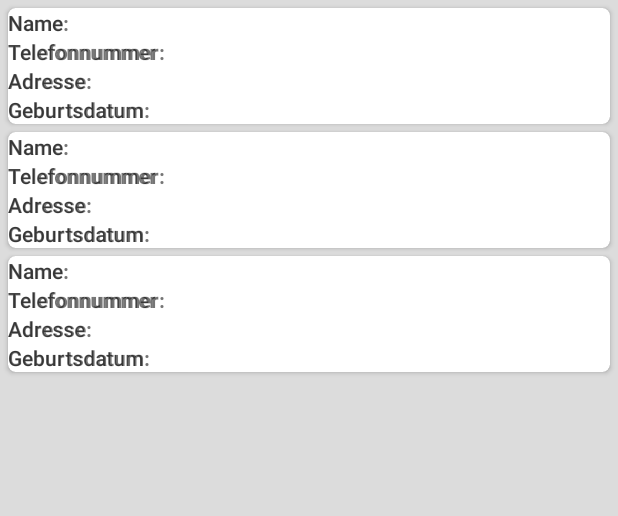
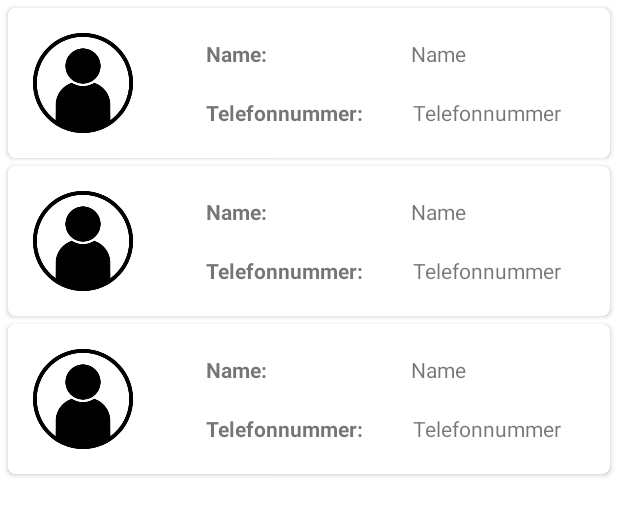
Before and after one commit to laterkevin/Telefonbuch, an Android app: the layout activity_main.xml on its own in the app's theme, with its tools: preview values and no code run, on a phone screen of 412 x 824 dp. Shown: the top 516 px of the screen. Run offline under Robolectric (Android 15) with nearby library versions, the phone set to English and light mode, and no system bars.

Commit message:
Layout Design

```diff
--- a/app/build.gradle
+++ b/app/build.gradle
@@ -37,7 +37,7 @@ android {
 
 dependencies {
 
-    implementation 'androidx.core:core-ktx:1.7.0'
+    implementation 'androidx.core:core-ktx:1.8.0'
     implementation 'androidx.appcompat:appcompat:1.4.2'
     implementation 'com.google.android.material:material:1.6.1'
     implementation 'androidx.constraintlayout:constraintlayout:2.1.4'
--- a/app/src/main/java/com/example/telefonbuch/contactadapter/ContactAdapter.kt
+++ b/app/src/main/java/com/example/telefonbuch/contactadapter/ContactAdapter.kt
@@ -25,8 +25,9 @@ class ContactAdapter(
 
         val item = dataset[position]
 
-        holder.binding.cardImage.setImageResource(item.imageResource)
-
+        holder.binding.avatarImage.setImageResource(item.imageResource)
+        holder.binding.nameEdit.text = item.name
+        holder.binding.telefonEdit.text = item.phoneNumber
 
 
 
--- a/app/src/main/java/com/example/telefonbuch/data/model/Contact.kt
+++ b/app/src/main/java/com/example/telefonbuch/data/model/Contact.kt
@@ -3,7 +3,5 @@ package com.example.telefonbuch.data.model
 data class Contact(
     val imageResource: Int,
     val name: String,
-    val phonenumber: Double,
-    val adress: String,
-    val dateofbirth: Double
+    val phoneNumber: String,
 )
--- a/app/src/main/res/layout/activity_main.xml
+++ b/app/src/main/res/layout/activity_main.xml
@@ -10,13 +10,17 @@
     <androidx.constraintlayout.widget.ConstraintLayout
         android:layout_width="match_parent"
         android:layout_height="match_parent"
-        android:background="#DCDCDC"
         tools:context=".MainActivity">
 
         <androidx.recyclerview.widget.RecyclerView
             android:id="@+id/contact_Recycler"
-            android:layout_width="match_parent"
-            android:layout_height="match_parent"
+            android:layout_width="0dp"
+            android:layout_height="0dp"
+            app:layoutManager="androidx.recyclerview.widget.LinearLayoutManager"
+            app:layout_constraintBottom_toBottomOf="parent"
+            app:layout_constraintEnd_toEndOf="parent"
+            app:layout_constraintStart_toStartOf="parent"
+            app:layout_constraintTop_toTopOf="parent"
             tools:listitem="@layout/contact_list" />
 
     </androidx.constraintlayout.widget.ConstraintLayout>
--- a/app/src/main/res/layout/contact_list.xml
+++ b/app/src/main/res/layout/contact_list.xml
@@ -1,7 +1,7 @@
 <?xml version="1.0" encoding="utf-8"?>
-<layout xmlns:app="http://schemas.android.com/apk/res-auto"
-    xmlns:tools="http://schemas.android.com/tools"
-    xmlns:android="http://schemas.android.com/apk/res/android">
+<layout xmlns:android="http://schemas.android.com/apk/res/android"
+    xmlns:app="http://schemas.android.com/apk/res-auto"
+    xmlns:tools="http://schemas.android.com/tools">
 
     <data>
 
@@ -10,103 +10,66 @@
 
     <androidx.cardview.widget.CardView
         android:layout_width="match_parent"
-        android:layout_height="wrap_content"
+        android:layout_height="100dp"
         android:layout_marginLeft="5dp"
         android:layout_marginTop="5dp"
         android:layout_marginRight="5dp"
         android:elevation="2dp"
-        app:cardCornerRadius="5dp"
-        tools:layout_editor_absoluteX="1dp"
-        tools:layout_editor_absoluteY="42dp">
+        app:cardCornerRadius="5dp">
 
         <androidx.constraintlayout.widget.ConstraintLayout
             android:layout_width="match_parent"
             android:layout_height="match_parent">
 
             <ImageView
-                android:id="@+id/imageView"
+                android:id="@+id/avatar_image"
+                android:layout_width="100dp"
+                android:layout_height="100dp"
+                app:layout_constraintStart_toStartOf="parent"
+                app:layout_constraintTop_toTopOf="parent"
+                tools:srcCompat="@drawable/avatar" />
+
+            <TextView
+                android:id="@+id/name_edit"
                 android:layout_width="wrap_content"
                 android:layout_height="wrap_content"
-                app:layout_constraintStart_toStartOf="parent"
-                app:layout_constraintTop_toTopOf="parent"
-                tools:srcCompat="@tools:sample/avatars" />
-
-            <TextView
-                android:id="@+id/textView"
-                android:layout_width="wrap_content"
-                android:layout_height="wrap_content"
-                android:text="Name"
-                app:layout_constraintBottom_toTopOf="@+id/textView2"
-                app:layout_constraintTop_toTopOf="parent"
-                tools:layout_editor_absoluteX="279dp" />
+                app:layout_constraintBottom_toBottomOf="@+id/textView9"
+                app:layout_constraintEnd_toEndOf="parent"
+                app:layout_constraintStart_toEndOf="@+id/textView9"
+                app:layout_constraintTop_toTopOf="@+id/textView9"
+                tools:text="Name" />
 
             <TextView
                 android:id="@+id/textView9"
                 android:layout_width="wrap_content"
                 android:layout_height="wrap_content"
+                android:layout_marginStart="32dp"
                 android:text="Name:"
                 android:textStyle="bold"
-                app:layout_constraintBottom_toBottomOf="@+id/textView"
-                app:layout_constraintTop_toTopOf="@+id/textView"
-                app:layout_constraintVertical_bias="0.476"
-                tools:layout_editor_absoluteX="144dp" />
+                app:layout_constraintBottom_toTopOf="@+id/textView10"
+                app:layout_constraintStart_toEndOf="@+id/avatar_image"
+                app:layout_constraintTop_toTopOf="parent" />
 
             <TextView
-                android:id="@+id/textView2"
+                android:id="@+id/telefon_edit"
                 android:layout_width="wrap_content"
                 android:layout_height="wrap_content"
-                android:text="Telefonnummer"
-                app:layout_constraintBottom_toTopOf="@+id/textView3"
-                app:layout_constraintStart_toStartOf="@+id/textView"
-                app:layout_constraintTop_toBottomOf="@+id/textView" />
+                app:layout_constraintBottom_toBottomOf="@+id/textView10"
+                app:layout_constraintEnd_toEndOf="parent"
+                app:layout_constraintStart_toEndOf="@+id/textView10"
+                app:layout_constraintTop_toTopOf="@+id/textView10"
+                tools:text="Telefonnummer" />
 
             <TextView
                 android:id="@+id/textView10"
                 android:layout_width="wrap_content"
                 android:layout_height="wrap_content"
+                android:layout_marginStart="32dp"
                 android:text="Telefonnummer:"
                 android:textStyle="bold"
-                app:layout_constraintBottom_toBottomOf="@+id/textView2"
-                app:layout_constraintStart_toStartOf="@+id/textView9"
-                app:layout_constraintTop_toTopOf="@+id/textView2" />
-
-            <TextView
-                android:id="@+id/textView3"
-                android:layout_width="wrap_content"
-                android:layout_height="wrap_content"
-                android:text="Adresse"
-                app:layout_constraintBottom_toTopOf="@+id/textView4"
-                app:layout_constraintStart_toStartOf="@+id/textView2"
-                app:layout_constraintTop_toBottomOf="@+id/textView2" />
-
-            <TextView
-                android:id="@+id/textView11"
-                android:layout_width="wrap_content"
-                android:layout_height="wrap_content"
-                android:text="Adresse:"
-                android:textStyle="bold"
-                app:layout_constraintBottom_toBottomOf="@+id/textView3"
-                app:layout_constraintStart_toStartOf="@+id/textView10"
-                app:layout_constraintTop_toTopOf="@+id/textView3" />
-
-            <TextView
-                android:id="@+id/textView4"
-                android:layout_width="wrap_content"
-                android:layout_height="wrap_content"
-                android:text="Geburtsdatum"
                 app:layout_constraintBottom_toBottomOf="parent"
-                app:layout_constraintStart_toStartOf="@+id/textView3"
-                app:layout_constraintTop_toBottomOf="@+id/textView3" />
-
-            <TextView
-                android:id="@+id/textView12"
-                android:layout_width="wrap_content"
-                android:layout_height="wrap_content"
-                android:text="Geburtsdatum:"
-                android:textStyle="bold"
-                app:layout_constraintBottom_toBottomOf="@+id/textView4"
-                app:layout_constraintStart_toStartOf="@+id/textView11"
-                app:layout_constraintTop_toTopOf="@+id/textView4" />
+                app:layout_constraintStart_toEndOf="@+id/avatar_image"
+                app:layout_constraintTop_toBottomOf="@+id/textView9" />
 
 
         </androidx.constraintlayout.widget.ConstraintLayout>
--- a/app/src/main/res/values/strings.xml
+++ b/app/src/main/res/values/strings.xml
@@ -1,3 +1,4 @@
 <resources>
     <string name="app_name">Telefonbuch</string>
+    <string name="name">Name</string>
 </resources>
--- a/app/src/main/res/values/themes.xml
+++ b/app/src/main/res/values/themes.xml
@@ -1,6 +1,6 @@
 <resources xmlns:tools="http://schemas.android.com/tools">
     <!-- Base application theme. -->
-    <style name="Theme.Telefonbuch" parent="Theme.MaterialComponents.DayNight.DarkActionBar">
+    <style name="Theme.Telefonbuch" parent="Theme.MaterialComponents.DayNight.NoActionBar">
         <!-- Primary brand color. -->
         <item name="colorPrimary">@color/purple_500</item>
         <item name="colorPrimaryVariant">@color/purple_700</item>
```
Also changed, not shown: app/src/main/java/com/example/telefonbuch/data/Datasource.kt (+68 -24 lines), app/src/main/res/drawable/avatar.jpg (added).
